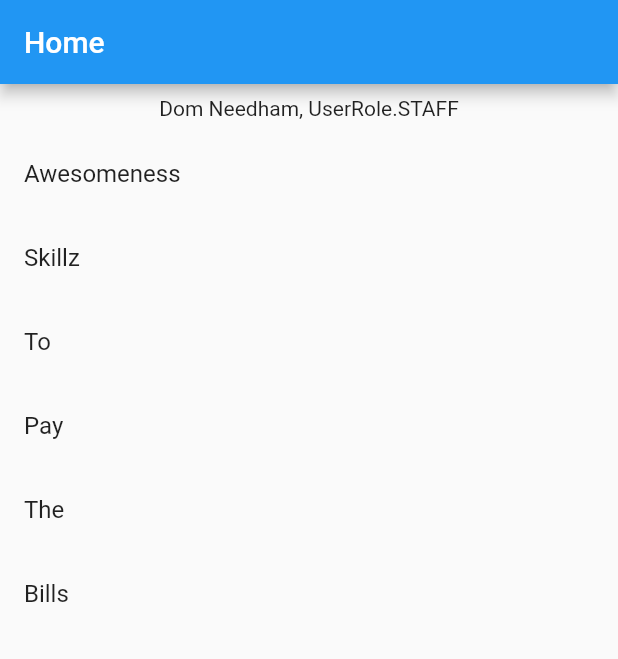
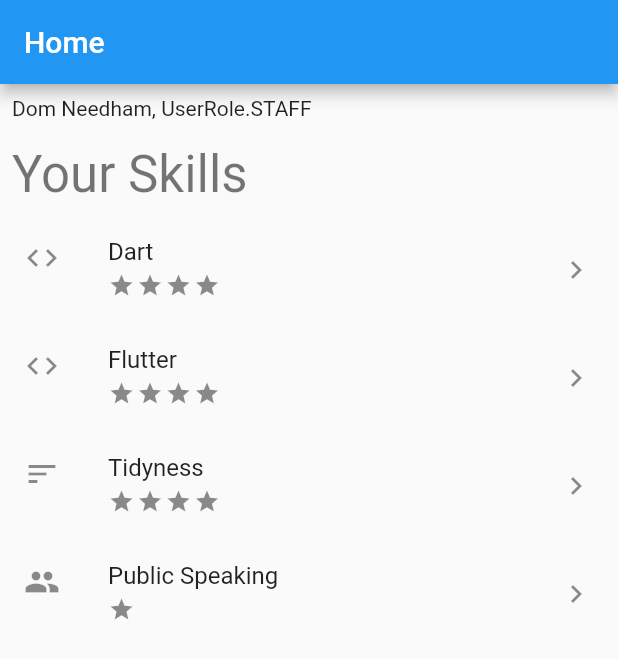
Before and after one commit to domneedham/uni-ssa.client, a Flutter app: the screen it shows after launch, on a phone screen of 412 x 824 dp. Shown: the top 659 px of the screen. Run offline on Flutter 3.47's test engine with Material 2 defaults, Android fonts, the phone set to English and light mode, and no system bars; our stand-ins replace get.

Commit message:
Added concept of skills that can be assigned to users

```diff
--- a/lib/app/bindings/app_binding.dart
+++ b/lib/app/bindings/app_binding.dart
@@ -1,9 +1,11 @@
 import 'package:get/get.dart';
+import 'package:ssa_app/app/data/repository/skill_repository.dart';
 import 'package:ssa_app/app/data/repository/user_repository.dart';
 
 class AppBinding implements Bindings {
   @override
   void dependencies() {
     Get.lazyPut<UserRepository>(() => UserRepository());
+    Get.lazyPut<SkillRepository>(() => SkillRepository());
   }
 }
--- a/lib/app/controllers/home_staff.controller.dart
+++ b/lib/app/controllers/home_staff.controller.dart
@@ -1,15 +1,25 @@
 import 'package:get/get.dart';
-import 'package:ssa_app/app/data/models/user.dart';
+import 'package:ssa_app/app/data/models/staff.dart';
+import 'package:ssa_app/app/data/models/skill/staff_skill.dart';
+import 'package:ssa_app/app/data/repository/skill_repository.dart';
 import 'package:ssa_app/app/data/repository/user_repository.dart';
 
 class HomeStaffController extends GetxController {
-  final UserRepository repo = Get.find<UserRepository>();
+  final UserRepository userRepo = Get.find<UserRepository>();
+  final SkillRepository skillRepo = Get.find<SkillRepository>();
 
-  User get user => repo.user;
+  Staff get user => userRepo.staff;
 
-  final _skills = ["Awesomeness", "Skillz", "To", "Pay", "The", "Bills"].obs;
-
-  RxList<String> get skills => _skills;
-
-  void addItem() => _skills.add("Item");
+  List<StaffSkill> get skills {
+    List<StaffSkill> tempList = [];
+    user.skills.forEach((element) {
+      final skill = skillRepo.getStaffSkillById(element);
+      if (skill != null) {
+        tempList.add(skill);
+      }
+    });
+    // sort alphabetically
+    tempList.sort((a, b) => a.category.name[0].compareTo(b.category.name[0]));
+    return tempList;
+  }
 }
--- /dev/null
+++ b/lib/app/data/models/skill/category.dart
@@ -0,0 +1,13 @@
+import 'package:flutter/material.dart';
+
+class Category {
+  final int id;
+  final String name;
+  final IconData icon;
+
+  Category({
+    required this.id,
+    required this.name,
+    required this.icon,
+  });
+}
--- /dev/null
+++ b/lib/app/data/models/skill/skill.dart
@@ -0,0 +1,13 @@
+import 'package:ssa_app/app/data/models/skill/category.dart';
+
+class Skill {
+  final int id;
+  final String name;
+  final Category category;
+
+  Skill({
+    required this.id,
+    required this.name,
+    required this.category,
+  });
+}
--- /dev/null
+++ b/lib/app/data/models/skill/staff_skill.dart
@@ -0,0 +1,15 @@
+import 'skill.dart';
+import 'category.dart';
+
+class StaffSkill extends Skill {
+  final double rating;
+  final DateTime lastUpdated;
+
+  StaffSkill({
+    required this.rating,
+    required this.lastUpdated,
+    required int id,
+    required String name,
+    required Category category,
+  }) : super(id: id, name: name, category: category);
+}
--- /dev/null
+++ b/lib/app/data/models/staff.dart
@@ -0,0 +1,13 @@
+import 'package:ssa_app/app/data/models/user.dart';
+
+import 'enums/user_role.dart';
+
+class Staff extends User {
+  final List<int> skills;
+
+  Staff({
+    required int id,
+    required String name,
+    required this.skills,
+  }) : super(id: id, name: name, userRole: UserRole.STAFF);
+}
--- a/lib/app/data/models/user.dart
+++ b/lib/app/data/models/user.dart
@@ -1,10 +1,11 @@
 import 'package:ssa_app/app/data/models/enums/user_role.dart';
 
 class User {
-  User({required this.name, required this.userRole});
-
+  final int id;
   final String name;
   final UserRole userRole;
+
+  User({required this.id, required this.name, required this.userRole});
 
   String get userDebugInfo => "$name, $userRole";
 
--- /dev/null
+++ b/lib/app/data/repository/skill_repository.dart
@@ -0,0 +1,47 @@
+import 'package:flutter/material.dart';
+import 'package:ssa_app/app/data/models/skill/category.dart';
+import 'package:ssa_app/app/data/models/skill/staff_skill.dart';
+
+class SkillRepository {
+  final skillOne = StaffSkill(
+    rating: 4,
+    lastUpdated: DateTime.now(),
+    id: 1,
+    name: "Dart",
+    category: Category(id: 1, name: "Code", icon: Icons.code),
+  );
+
+  final skillTwo = StaffSkill(
+    rating: 1,
+    lastUpdated: DateTime.now(),
+    id: 2,
+    name: "Public Speaking",
+    category: Category(id: 3, name: "People", icon: Icons.people),
+  );
+
+  final skillThree = StaffSkill(
+    rating: 4,
+    lastUpdated: DateTime.now(),
+    id: 3,
+    name: "Flutter",
+    category: Category(id: 1, name: "Code", icon: Icons.code),
+  );
+
+  final skillFour = StaffSkill(
+    rating: 4,
+    lastUpdated: DateTime.now(),
+    id: 4,
+    name: "Tidyness",
+    category: Category(id: 2, name: "Organisation", icon: Icons.sort),
+  );
+
+  List<StaffSkill> get _skills => [skillOne, skillTwo, skillThree, skillFour];
+
+  StaffSkill? getStaffSkillById(int id) {
+    try {
+      return _skills.firstWhere((element) => element.id == id);
+    } catch (StateError) {
+      return null;
+    }
+  }
+}
--- a/lib/app/data/repository/user_repository.dart
+++ b/lib/app/data/repository/user_repository.dart
@@ -1,6 +1,9 @@
+import 'package:ssa_app/app/data/models/staff.dart';
 import 'package:ssa_app/app/data/models/user.dart';
 import 'package:ssa_app/app/data/models/enums/user_role.dart';
 
 class UserRepository {
-  final User user = User(name: "Dom Needham", userRole: UserRole.STAFF);
+  final User user = User(id: 1, name: "Dom Needham", userRole: UserRole.STAFF);
+
+  final Staff staff = Staff(id: 1, name: "Dom Needham", skills: [1, 2, 3, 4]);
 }
--- a/lib/app/ui/pages/home_page/staff/staff_home.dart
+++ b/lib/app/ui/pages/home_page/staff/staff_home.dart
@@ -1,4 +1,5 @@
 import 'package:flutter/material.dart';
+import 'package:get/get.dart';
 import 'package:get/get_state_manager/get_state_manager.dart';
 import 'package:ssa_app/app/controllers/home_staff.controller.dart';
 import 'package:ssa_app/app/ui/pages/home_page/user_debug.dart';
@@ -11,17 +12,40 @@ class StaffHomePage extends GetWidget<HomeStaffController> {
         title: Text('Home'),
       ),
       body: Column(
+        crossAxisAlignment: CrossAxisAlignment.start,
         children: [
           UserDebug(user: controller.user),
-          Expanded(
-            child: Obx(() {
-              return ListView.builder(
-                itemCount: controller.skills.length,
-                itemBuilder: (ctx, pos) {
-                  return ListTile(title: Text(controller.skills[pos]));
-                },
+          Padding(
+            padding: const EdgeInsets.all(8.0),
+            child: Text(
+              "Your Skills",
+              style: Get.textTheme.headline4,
+            ),
+          ),
+          ListView.builder(
+            shrinkWrap: true,
+            itemCount: controller.skills.length,
+            itemBuilder: (ctx, pos) {
+              final skill = controller.skills[pos];
+              return ListTile(
+                leading: Icon(skill.category.icon),
+                title: Text(skill.name),
+                subtitle: Padding(
+                  padding: const EdgeInsets.only(top: 4.0),
+                  child: Wrap(
+                    spacing: 1,
+                    children: List.generate(
+                      skill.rating.toInt(),
+                      (index) => Icon(
+                        Icons.star,
+                        size: 18,
+                      ),
+                    ),
+                  ),
+                ),
+                trailing: Icon(Icons.chevron_right),
               );
-            }),
+            },
           ),
         ],
       ),
```
Also changed, not shown: 5 other files.
